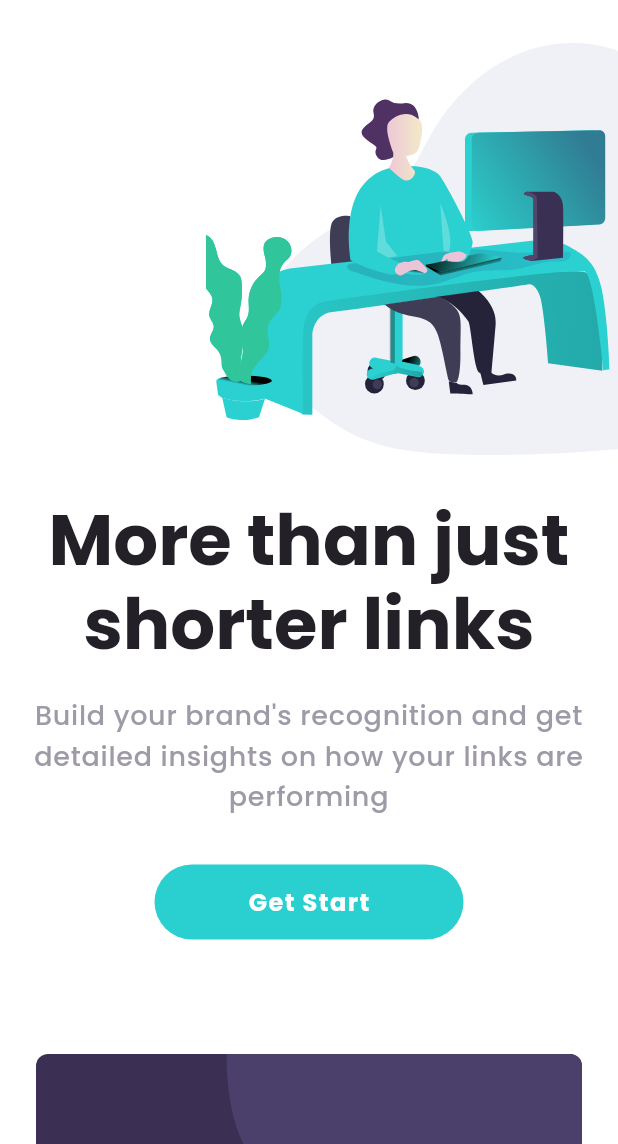
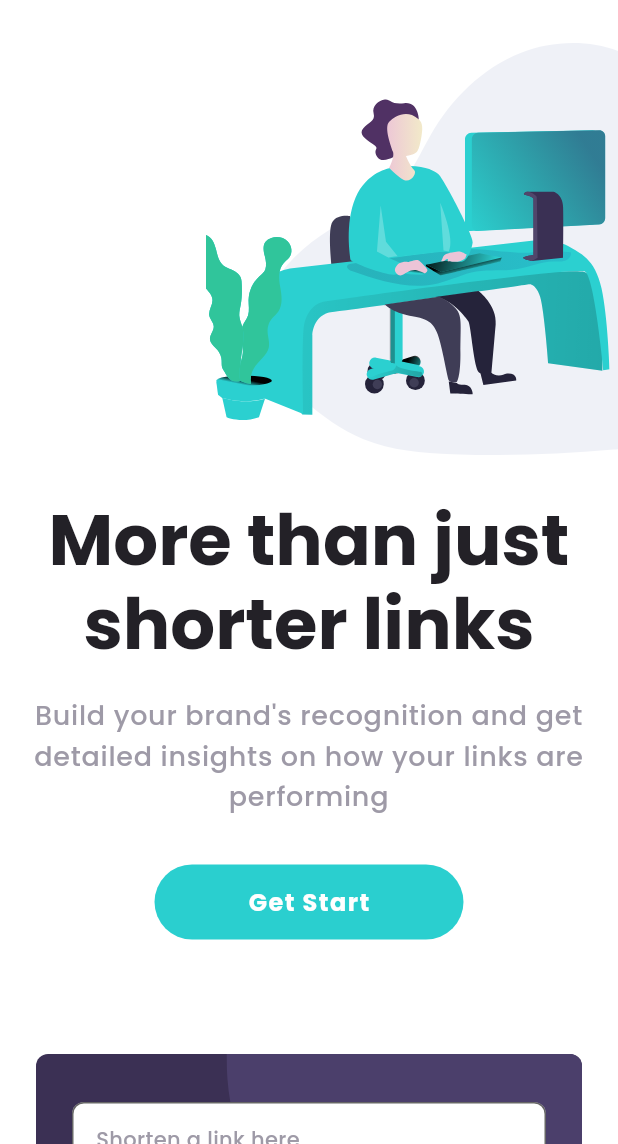
Before and after one commit to alirezat66/shortlinkproj, a Flutter app: the screen it shows after launch, on a phone screen of 412 x 824 dp, the part 92-1236 px from its top. Run offline on Flutter 3.47's test engine with Material 2 defaults, Android fonts, the phone set to English and light mode, and no system bars; drawn by our look-alikes of auto_size_text; our stand-ins replace flutter_svg, font_awesome_flutter, google_fonts.

Commit message:
complete homescreen input container
add validator and listener and controller for textfield
improve readability of code by convert parts to widget and methods
convert fields of rounded button widget for expand usage

```diff
--- a/design/shortening_mobile_app/lib/constant/constant_sizes.dart
+++ b/design/shortening_mobile_app/lib/constant/constant_sizes.dart
@@ -4,6 +4,7 @@ class ConstantSize {
   static const double largePadding = 32;
   static const double normalPadding = 24;
   static const double smallPadding = 16;
+  static const double largeRadius = 30;
   static const double extraSmallPadding = 8;
   static const double extraSmallRadius = 4;
   static const double smallRadius = 8;
--- a/design/shortening_mobile_app/lib/constant/constant_strings.dart
+++ b/design/shortening_mobile_app/lib/constant/constant_strings.dart
@@ -3,6 +3,7 @@ class StringValue {
   static const String homeDescription =
       'Build your brand\'s recognition and get detailed insights on how your links are performing';
   static const String startButton = 'Get Start';
+  static const String shortenButton = 'Shorten It!';
   static const String advancedTitle = 'Advanced Statistics';
   static const String advancedDescription =
       'Track how your links are performing \n across the web with out our advanced \n statistics dashboard.';
--- a/design/shortening_mobile_app/lib/screen/home_screen.dart
+++ b/design/shortening_mobile_app/lib/screen/home_screen.dart
@@ -19,21 +19,90 @@ class HomeScreen extends StatefulWidget {
 }
 
 class _HomeScreenState extends State<HomeScreen> {
+  final _shortenLinkKey = GlobalKey<FormState>();
   @override
   Widget build(BuildContext context) {
     Size size = MediaQuery.of(context).size;
     List<AdvanceNote> advanceNoteList = AdvanceNoteList().list;
+    final _shortLinkTextController = TextEditingController();
+
     SystemChrome.setEnabledSystemUIOverlays([]);
     return Scaffold(
       appBar: buildAppBar(),
       backgroundColor: Colors.white,
       body: SingleChildScrollView(
-        child: Stack(
+        child: Column(
+          children: [
+            Stack(
               alignment: Alignment.topCenter,
               children: [
                 Column(
                   children: [
-                Container(
+                    buildFirstPage(size, context),
+                    buildSecondPage(size, context, advanceNoteList),
+                  ],
+                ),
+                Positioned(
+                  top: size.height -
+                      ConstantSize.toolbarHeight -
+                      ConstantSize.homeScreenInputFormHeight / 2.5,
+                  child: buildInputLinkPart(
+                      size, context, _shortLinkTextController),
+                ),
+              ],
+            ),
+          ],
+        ),
+      ),
+    );
+  }
+
+  Container buildSecondPage(
+      Size size, BuildContext context, List<AdvanceNote> advanceNoteList) {
+    return Container(
+      color: ConstantColors.grayBackground,
+      child: Column(
+        crossAxisAlignment: CrossAxisAlignment.center,
+        children: [
+          SizedBox(
+            height: size.height / 10,
+          ),
+          Padding(
+            padding: const EdgeInsets.only(
+                top: ConstantSize.largePadding * 3,
+                left: ConstantSize.largePadding,
+                right: ConstantSize.largePadding),
+            child: AutoSizeText(StringValue.advancedTitle,
+                maxLines: 1,
+                textAlign: TextAlign.center,
+                style: Theme.of(context).textTheme.headline4.copyWith(
+                    color: ConstantColors.veryDarkViolet, height: 1.2)),
+          ),
+          Padding(
+            padding: const EdgeInsets.only(
+                top: ConstantSize.smallPadding,
+                left: ConstantSize.largePadding,
+                right: ConstantSize.largePadding),
+            child: AutoSizeText(StringValue.advancedDescription,
+                maxLines: 3,
+                textAlign: TextAlign.center,
+                style: Theme.of(context).textTheme.bodyText1.copyWith(
+                    color: ConstantColors.grayishViolet, height: 1.5)),
+          ),
+          SizedBox(
+            height: ConstantSize.extraLargePadding,
+          ),
+          AdvanceNoteListView(list: advanceNoteList),
+          SizedBox(
+            height: size.height / 10,
+          ),
+        ],
+      ),
+    );
+  }
+
+  Container buildFirstPage(Size size, BuildContext context) {
+    return Container(
       height: size.height - ConstantSize.toolbarHeight,
       color: Colors.white,
       child: Column(
@@ -46,8 +115,7 @@ class _HomeScreenState extends State<HomeScreen> {
               height: size.height / 3,
               alignment: Alignment.topRight,
             ),
-                        transform:
-                            Matrix4.translationValues(size.width / 3, 0, 0.0),
+            transform: Matrix4.translationValues(size.width / 3, 0, 0.0),
           ),
           Padding(
             padding: const EdgeInsets.only(
@@ -57,12 +125,8 @@ class _HomeScreenState extends State<HomeScreen> {
             child: AutoSizeText(StringValue.homeTitle,
                 maxLines: 2,
                 textAlign: TextAlign.center,
-                            style: Theme.of(context)
-                                .textTheme
-                                .headline3
-                                .copyWith(
-                                    color: ConstantColors.veryDarkViolet,
-                                    height: 1.2)),
+                style: Theme.of(context).textTheme.headline3.copyWith(
+                    color: ConstantColors.veryDarkViolet, height: 1.2)),
           ),
           Padding(
             padding: const EdgeInsets.only(
@@ -72,80 +136,34 @@ class _HomeScreenState extends State<HomeScreen> {
             child: AutoSizeText(StringValue.homeDescription,
                 maxLines: 3,
                 textAlign: TextAlign.center,
-                            style: Theme.of(context)
-                                .textTheme
-                                .bodyText1
-                                .copyWith(
-                                    color: ConstantColors.grayishViolet,
-                                    height: 1.5)),
+                style: Theme.of(context).textTheme.bodyText1.copyWith(
+                    color: ConstantColors.grayishViolet, height: 1.5)),
           ),
           Padding(
-                        padding: const EdgeInsets.only(
-                            top: ConstantSize.largePadding),
+            padding: const EdgeInsets.only(top: ConstantSize.largePadding),
             child: RoundedButton(
+              text: StringValue.startButton,
               onPressed: _onClickStartButton,
-                            width: size.width / 2),
-                      ),
-                    ],
-                  ),
-                ),
-                Container(
-                  color: ConstantColors.grayBackground,
-                  child: Column(
-                    crossAxisAlignment: CrossAxisAlignment.center,
-                    children: [
-                      SizedBox(
-                        height: size.height / 10,
-                      ),
-                      Padding(
-                        padding: const EdgeInsets.only(
-                            top: ConstantSize.largePadding,
-                            left: ConstantSize.largePadding,
-                            right: ConstantSize.largePadding),
-                        child: AutoSizeText(StringValue.advancedTitle,
-                            maxLines: 1,
-                            textAlign: TextAlign.center,
-                            style: Theme.of(context)
-                                .textTheme
-                                .headline4
-                                .copyWith(
-                                    color: ConstantColors.veryDarkViolet,
-                                    height: 1.2)),
-                      ),
-                      Padding(
-                        padding: const EdgeInsets.only(
-                            top: ConstantSize.smallPadding,
-                            left: ConstantSize.largePadding,
-                            right: ConstantSize.largePadding),
-                        child: AutoSizeText(StringValue.advancedDescription,
-                            maxLines: 3,
-                            textAlign: TextAlign.center,
-                            style: Theme.of(context)
-                                .textTheme
-                                .bodyText1
-                                .copyWith(
-                                    color: ConstantColors.grayishViolet,
-                                    height: 1.5)),
-                      ),
-                      SizedBox(
-                        height: ConstantSize.extraLargePadding,
-                      ),
-                      AdvanceNoteListView(list: advanceNoteList),
-                      SizedBox(
-                        height: size.height / 10,
-                      ),
-                    ],
+              radius: ConstantSize.largeRadius,
+              width: size.width / 2,
             ),
           ),
         ],
       ),
-            Positioned(
-              top: size.height -
-                  ConstantSize.toolbarHeight -
-                  ConstantSize.homeScreenInputFormHeight / 2.5,
-              child: Container(
-                  width: size.width - ConstantSize.extraLargePadding,
-                  height: ConstantSize.homeScreenInputFormHeight,
+    );
+  }
+
+  ConstrainedBox buildInputLinkPart(Size size, BuildContext context,
+      TextEditingController _shortLinkTextController) {
+    return ConstrainedBox(
+      constraints: BoxConstraints(
+        minWidth: size.width - ConstantSize.extraLargePadding,
+        minHeight: ConstantSize.homeScreenInputFormHeight,
+      ),
+      child: DecoratedBox(
+        decoration: BoxDecoration(
+            borderRadius: BorderRadius.circular(ConstantSize.smallRadius),
+            color: Theme.of(context).primaryColorDark),
         child: Stack(
           alignment: Alignment.topCenter,
           children: [
@@ -153,17 +171,63 @@ class _HomeScreenState extends State<HomeScreen> {
                 right: 0,
                 child: ClipRRect(
                   borderRadius: BorderRadius.only(
-                                topRight:
-                                    Radius.circular(ConstantSize.smallRadius)),
-                            child: SvgPicture.asset(
-                                ImageAddress.backgroundShortenMobile),
+                      topRight: Radius.circular(ConstantSize.smallRadius)),
+                  child: SvgPicture.asset(ImageAddress.backgroundShortenMobile),
                 )),
-                    ],
+            Form(
+              key: _shortenLinkKey,
+              child: Padding(
+                padding: const EdgeInsets.symmetric(
+                    vertical: ConstantSize.largePadding),
+                child: Column(children: [
+                  Container(
+                    width: size.width - ConstantSize.extraLargePadding * 2,
+                    child: TextFormField(
+                      controller: _shortLinkTextController,
+                      onChanged: _onChangedLinkText,
+                      validator: (value) {
+                        if (value.isEmpty) {
+                          return 'please add a link';
+                        }
+                        return null;
+                      },
+                      decoration: InputDecoration(
+                          fillColor: Colors.white,
+                          contentPadding: const EdgeInsets.fromLTRB(
+                              ConstantSize.smallPadding,
+                              ConstantSize.extraSmallPadding,
+                              ConstantSize.smallPadding,
+                              ConstantSize.extraSmallPadding),
+                          filled: true,
+                          hintText: 'Shorten a link here',
+                          hintStyle:
+                              Theme.of(context).textTheme.bodyText2.copyWith(
+                                    fontSize: 14,
+                                    color: ConstantColors.grayishViolet,
                                   ),
-                  decoration: BoxDecoration(
-                      borderRadius:
-                          BorderRadius.circular(ConstantSize.smallRadius),
-                      color: Theme.of(context).primaryColorDark)),
+                          errorStyle:
+                              Theme.of(context).textTheme.bodyText2.copyWith(
+                                    fontSize: 14,
+                                    color: Theme.of(context).errorColor,
+                                  ),
+                          border: new OutlineInputBorder(
+                              borderRadius: BorderRadius.circular(
+                                  ConstantSize.smallRadius),
+                              borderSide: new BorderSide(
+                                color: Colors.white,
+                              ))),
+                    ),
+                  ),
+                  SizedBox(
+                    height: ConstantSize.normalPadding,
+                  ),
+                  RoundedButton(
+                      text: StringValue.shortenButton,
+                      onPressed: _shortenLink,
+                      width: size.width - ConstantSize.extraLargePadding * 2,
+                      radius: ConstantSize.smallRadius)
+                ]),
+              ),
             ),
           ],
         ),
@@ -197,4 +261,15 @@ class _HomeScreenState extends State<HomeScreen> {
   void _onClickStartButton() {
     //todo on click on start button
   }
+
+  _shortenLink() {
+    final isValid = _shortenLinkKey.currentState.validate();
+    if (!isValid) {
+      return;
     }
+  }
+
+  void _onChangedLinkText(String value) {
+    if (value.isNotEmpty) _shortenLinkKey.currentState.validate();
+  }
+}
--- a/design/shortening_mobile_app/lib/widget/rounded_button_widget.dart
+++ b/design/shortening_mobile_app/lib/widget/rounded_button_widget.dart
@@ -1,21 +1,24 @@
 import 'package:flutter/material.dart';
 import 'package:shortening_mobile_app/constant/constant_sizes.dart';
-import 'package:shortening_mobile_app/constant/constant_strings.dart';
 
 class RoundedButton extends StatelessWidget {
   final Function onPressed;
   final double width;
-  const RoundedButton({
-    Key key,
-    @required this.onPressed,
-    @required this.width,
-  }) : super(key: key);
+  final double radius;
+  final String text;
+  const RoundedButton(
+      {Key key,
+      @required this.onPressed,
+      @required this.width,
+      @required this.radius,
+      @required this.text})
+      : super(key: key);
 
   @override
   Widget build(BuildContext context) {
     return ElevatedButton(
       onPressed: onPressed,
-      child: Text(StringValue.startButton,
+      child: Text(text,
           style:
               Theme.of(context).textTheme.button.copyWith(color: Colors.white)),
       style: ElevatedButton.styleFrom(
@@ -23,7 +26,7 @@ class RoundedButton extends StatelessWidget {
           minimumSize: Size(width, ConstantSize.buttonHeight),
           primary: Theme.of(context).primaryColor,
           shape: RoundedRectangleBorder(
-            borderRadius: BorderRadius.circular(30),
+            borderRadius: BorderRadius.circular(radius),
           )),
     );
   }
```
Lines whose indentation alone changed are shown as unchanged.
